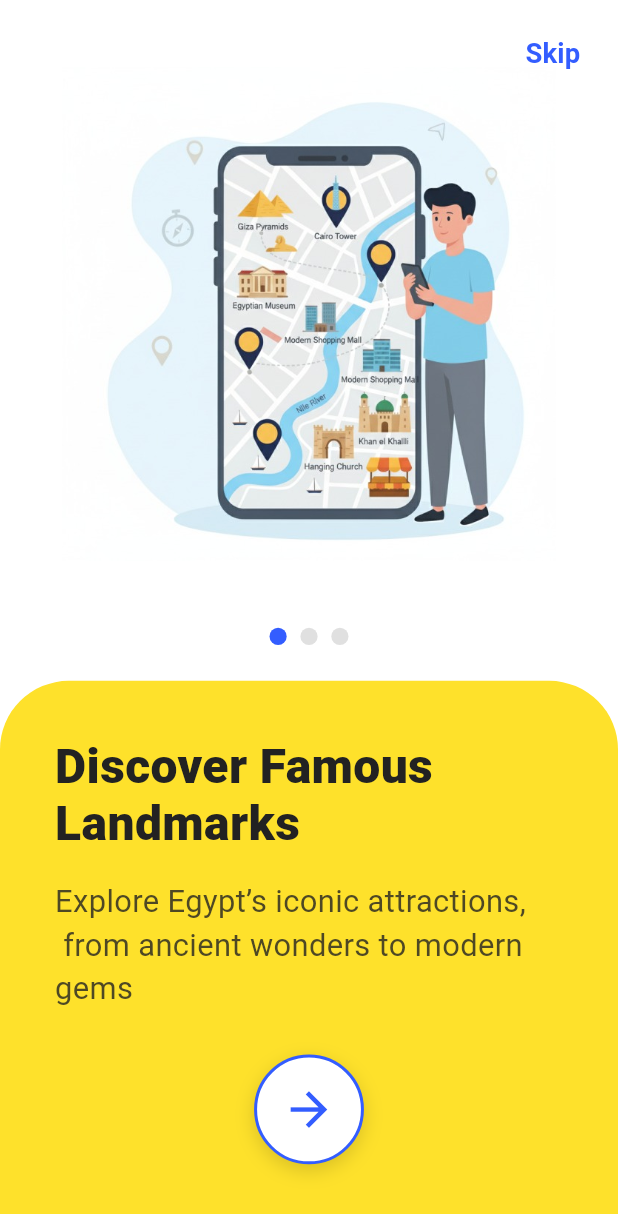
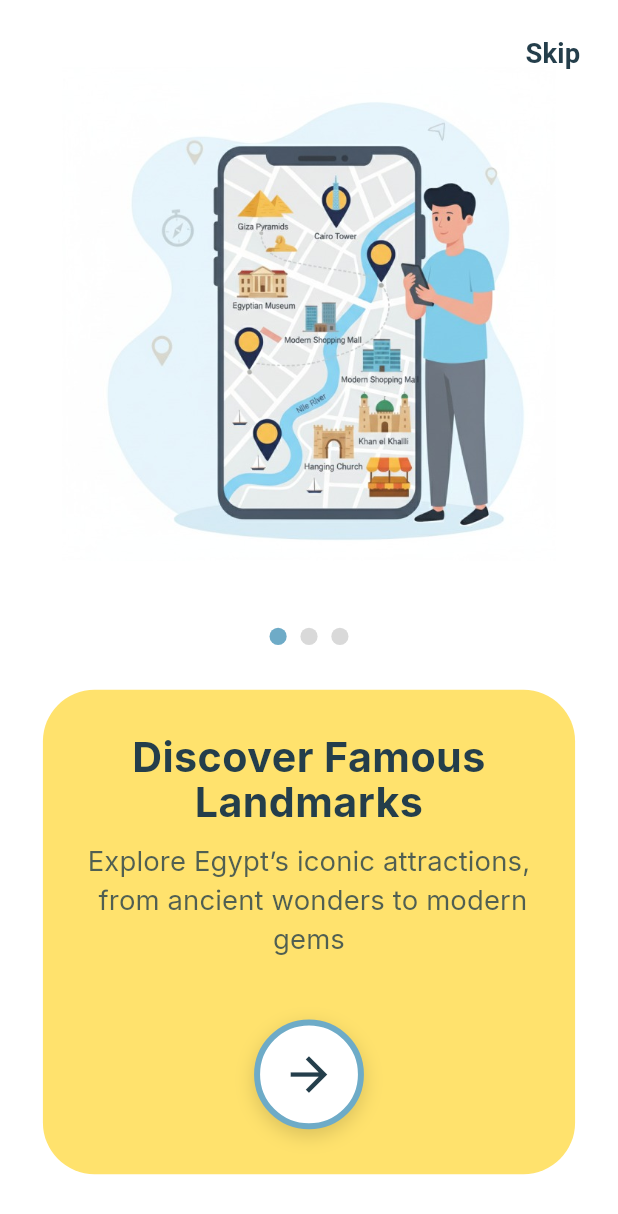
Before and after one commit to karemthabet/DEPI-Graduation-Project, a Flutter app: the screen it shows after launch, on a phone screen of 412 x 824 dp. Shown: the top 1214 px of the screen. Run offline on Flutter 3.47's test engine with Material 3 defaults, Android fonts, the phone set to English and light mode, and no system bars; our stand-ins replace bloc, cached_network_image, connectivity_plus, dartz, dio, equatable and 17 more; accounts and stored records are empty.

```diff
--- a/depi_graduation_project/lib/features/onboarding1/presentation/views/widgets/onboarding_view_body.dart
+++ b/depi_graduation_project/lib/features/onboarding1/presentation/views/widgets/onboarding_view_body.dart
@@ -3,6 +3,7 @@ import 'package:flutter_screenutil/flutter_screenutil.dart';
 import 'package:go_router/go_router.dart';
 import 'package:whatsapp/core/utils/colors/app_colors.dart';
 import 'package:whatsapp/core/utils/router/routes_name.dart';
+import 'package:google_fonts/google_fonts.dart';
 
 class OnboardingViewBody extends StatefulWidget {
   const OnboardingViewBody({super.key});
@@ -19,17 +20,20 @@ class _OnboardingViewBodyState extends State<OnboardingViewBody> {
     {
       'image': 'assets/images/onboardingimg1.jpg',
       'title': 'Discover Famous\nLandmarks',
-      'desc': 'Explore Egypt’s iconic attractions, \n from ancient wonders to modern gems'
+      'desc':
+          'Explore Egypt’s iconic attractions, \n from ancient wonders to modern gems'
     },
     {
       'image': 'assets/images/onboardingimg2.jpg',
       'title': 'Plan Your Journey',
-      'desc': 'Create and customize your own visit list with museums, malls, hidden gems, and iconic landmarks.',
+      'desc':
+          'Create and customize your own visit list with museums, malls, hidden gems, and iconic landmarks.',
     },
     {
       'image': 'assets/images/onboarding3.jpg',
       'title': 'Navigate With Ease',
-      'desc': 'Get map directions, live alerts, and instant notifications when you’re near a landmark.',
+      'desc':
+          'Get map directions, live alerts, and instant notifications when you’re near a landmark.',
     },
   ];
 
@@ -41,7 +45,6 @@ class _OnboardingViewBodyState extends State<OnboardingViewBody> {
       );
     } else {
       context.go(RoutesName.welcome);
-
     }
   }
 
@@ -66,7 +69,8 @@ class _OnboardingViewBodyState extends State<OnboardingViewBody> {
                   children: [
                     /// IMAGE SECTION
                     Padding(
-                      padding: EdgeInsets.symmetric(horizontal: 24.w, vertical: 20.h),
+                      padding: EdgeInsets.symmetric(
+                          horizontal: 24.w, vertical: 20.h),
                       child: Center(
                         child: Image.asset(
                           item['image']!,
@@ -96,7 +100,8 @@ class _OnboardingViewBodyState extends State<OnboardingViewBody> {
                     /// DOTS INDICATOR
                     Row(
                       mainAxisAlignment: MainAxisAlignment.center,
-                      children: List.generate(onboardingData.length, (dotIndex) {
+                      children:
+                          List.generate(onboardingData.length, (dotIndex) {
                         return AnimatedContainer(
                           duration: const Duration(milliseconds: 300),
                           margin: EdgeInsets.symmetric(horizontal: 4.w),
@@ -105,58 +110,55 @@ class _OnboardingViewBodyState extends State<OnboardingViewBody> {
                           decoration: BoxDecoration(
                             shape: BoxShape.circle,
                             color: _currentPage == dotIndex
-                                ? AppColors.primaryBlue
-                                : AppColors.lightGray,
+                                ? const Color(0xFF6EABC7)
+                                : const Color(0xFFD9D9D9),
                           ),
                         );
                       }),
                     ),
 
-                    SizedBox(height: 20.h),
+                    SizedBox(height: 25.h),
 
                     /// CONTENT CARD
-                    Expanded(
-                      child: Container(
-                        width: double.infinity,
-                        padding: EdgeInsets.only(
-                          top: 32.h,
-                          left: 32.w,
-                          right: 32.w,
-                          bottom: 40.h,
-                        ),
+
+                    Container(
+                      margin: EdgeInsets.symmetric(horizontal: 25.w),
+                      padding: EdgeInsets.symmetric(
+                          horizontal: 25.w, vertical: 25.h),
                       decoration: BoxDecoration(
-                          color: AppColors.primaryYellow,
-                          borderRadius: BorderRadius.only(
-                            topLeft: Radius.circular(40.r),
-                            topRight: Radius.circular(40.r),
-                          ),
+                        color: const Color(0xFFFFE26D),
+                        borderRadius: BorderRadius.circular(30.r),
                       ),
                       child: Column(
-                          crossAxisAlignment: CrossAxisAlignment.start,
+                        crossAxisAlignment: CrossAxisAlignment.center,
                         children: [
                           /// TITLE
                           Text(
                             item['title']!,
-                              style: TextStyle(
-                                fontSize: 28.sp,
-                                fontWeight: FontWeight.w800,
-                                color: AppColors.darkText,
-                                height: 1.2,
+                            textAlign: TextAlign.center,
+                            style: GoogleFonts.inter(
+                              fontSize: 24.sp,
+                              fontWeight: FontWeight.w700,
+                              color: const Color(0xFF243E4B),
+                              letterSpacing: 0.3,
+                              height: 1.1,
                             ),
                           ),
-                            SizedBox(height: 16.h),
+                          SizedBox(height: 10.h),
 
                           /// DESCRIPTION
                           Text(
                             item['desc']!,
-                              style: TextStyle(
-                                fontSize: 18.sp,
-                                color: AppColors.darkText.withOpacity(0.8),
+                            textAlign: TextAlign.center,
+                            style: GoogleFonts.inter(
+                              fontSize: 16.sp,
+                              color: const Color(0xFF243E4B).withOpacity(0.8),
                               height: 1.4,
+                              letterSpacing: 0.1,
                             ),
                           ),
 
-                            const Spacer(),
+                          const SizedBox(height: 40.0),
 
                           /// NEXT BUTTON
                           Center(
@@ -169,8 +171,8 @@ class _OnboardingViewBodyState extends State<OnboardingViewBody> {
                                   color: Colors.white,
                                   borderRadius: BorderRadius.circular(32.r),
                                   border: Border.all(
-                                      color: AppColors.primaryBlue,
-                                      width: 2.0,
+                                    color: const Color(0xFF6EABC7),
+                                    width: 4.0,
                                   ),
                                   boxShadow: [
                                     BoxShadow(
@@ -183,13 +185,12 @@ class _OnboardingViewBodyState extends State<OnboardingViewBody> {
                                 child: Icon(
                                   Icons.arrow_forward,
                                   size: 32.sp,
-                                    color: AppColors.primaryBlue,
+                                  color: const Color(0xFF243E4B),
                                 ),
                               ),
                             ),
                           ),
                         ],
-                        ),
                       ),
                     ),
                   ],
@@ -208,7 +209,7 @@ class _OnboardingViewBodyState extends State<OnboardingViewBody> {
                 child: Text(
                   'Skip',
                   style: TextStyle(
-                    color: AppColors.primaryBlue,
+                    color: const Color(0xFF243E4B),
                     fontWeight: FontWeight.w600,
                     fontSize: 16.sp,
                   ),
--- a/depi_graduation_project/pubspec.yaml
+++ b/depi_graduation_project/pubspec.yaml
@@ -51,7 +51,7 @@ dependencies:
     sdk: flutter
 
 dev_dependencies:
-  build_runner: ^2.5.4
+  build_runner: ^2.4.13
   flutter_lints: ^5.0.0
   flutter_test:
     sdk: flutter
```
Also changed, not shown: depi_graduation_project/assets/images/onboardingimage2.png (added), depi_graduation_project/pubspec.lock, 21 other files. Lines whose indentation alone changed are shown as unchanged.
